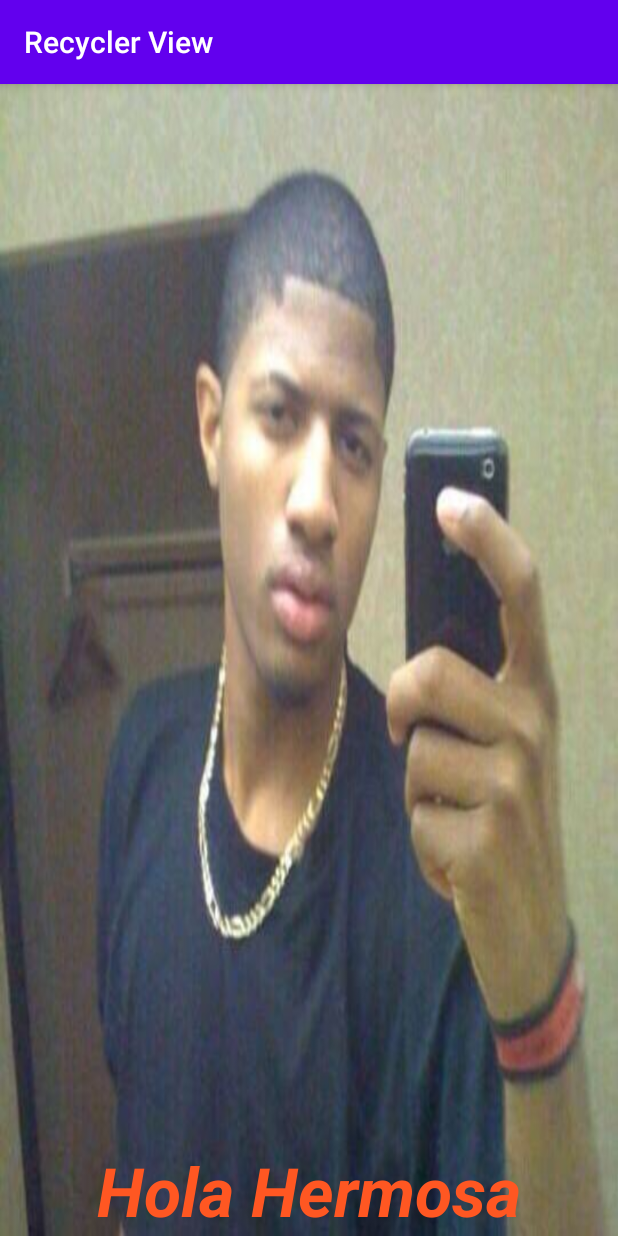
After one commit to thapaking051/Assignment4, an Android app: the SplashActivity screen opened directly, with no data from a screen before it, on a phone screen of 412 x 824 dp. The commit adds this screen. Run offline under Robolectric (Android 15) with nearby library versions, the phone set to English and light mode, and no system bars.

Commit message:
assignment 5 added sound and splash screen

```diff
--- a/app/src/main/AndroidManifest.xml
+++ b/app/src/main/AndroidManifest.xml
@@ -9,6 +9,13 @@
         android:roundIcon="@mipmap/ic_launcher_round"
         android:supportsRtl="true"
         android:theme="@style/AppTheme">
+        <activity android:name=".SplashActivity">
+            <intent-filter>
+                <action android:name="android.intent.action.MAIN" />
+
+                <category android:name="android.intent.category.LAUNCHER" />
+            </intent-filter>
+        </activity>
         <activity android:name=".MainActivity">
             <intent-filter>
                 <action android:name="android.intent.action.MAIN" />
@@ -16,8 +23,9 @@
                 <category android:name="android.intent.category.LAUNCHER" />
             </intent-filter>
         </activity>
-        <activity android:name=".RecipePage"
-            android:parentActivityName=".MainActivity"/>
+        <activity
+            android:name=".RecipePage"
+            android:parentActivityName=".MainActivity" />
     </application>
 
 </manifest>
--- /dev/null
+++ b/app/src/main/java/com/example/assignment4/SplashActivity.java
@@ -0,0 +1,36 @@
+package com.example.assignment4;
+
+import androidx.appcompat.app.AppCompatActivity;
+
+import android.content.Intent;
+import android.media.MediaPlayer;
+import android.os.Bundle;
+
+import java.util.Timer;
+import java.util.TimerTask;
+
+public class SplashActivity extends AppCompatActivity {
+    MediaPlayer hum;
+    Timer timer;
+    TimerTask task;
+
+    @Override
+    protected void onCreate(Bundle savedInstanceState) {
+        super.onCreate(savedInstanceState);
+        setContentView(R.layout.activity_splash);
+
+        hum = MediaPlayer.create(SplashActivity.this, R.raw.kid_cudi_humming);
+        hum.start();
+
+        task = new TimerTask() {
+            @Override
+            public void run() {
+                finish();
+                hum.stop();
+                startActivity(new Intent(SplashActivity.this, MainActivity.class));
+            }
+        };
+        timer = new Timer();
+        timer.schedule(task, 5000);
+    }
+}
--- /dev/null
+++ b/app/src/main/res/layout/activity_splash.xml
@@ -0,0 +1,21 @@
+<?xml version="1.0" encoding="utf-8"?>
+<androidx.constraintlayout.widget.ConstraintLayout xmlns:android="http://schemas.android.com/apk/res/android"
+    xmlns:app="http://schemas.android.com/apk/res-auto"
+    xmlns:tools="http://schemas.android.com/tools"
+    android:layout_width="match_parent"
+    android:layout_height="match_parent"
+    tools:context=".SplashActivity">
+
+    <TextView
+        android:id="@+id/textView"
+        android:layout_width="wrap_content"
+        android:layout_height="match_parent"
+        android:background="@drawable/pg_hairline"
+        android:gravity="bottom|center_horizontal"
+        android:text="@string/textview"
+        android:textColor="#FF5722"
+        android:textSize="45sp"
+        android:textStyle="bold|italic"
+        app:layout_constraintStart_toStartOf="parent"
+        app:layout_constraintTop_toTopOf="parent" />
+</androidx.constraintlayout.widget.ConstraintLayout>
--- a/app/src/main/res/values/strings.xml
+++ b/app/src/main/res/values/strings.xml
@@ -103,5 +103,5 @@
         2: Place trout in the middle of the aluminum foil; top with butter, lemon pepper, capers, and paprika. Pour cooking wine over trout. Close foil around the trout.\n
         3: Bake in the preheated oven until fish flakes easily with a fork, about 30 minutes. Garnish trout with parsley.\n
     </string>
-    <string name="test">Test</string>
+    <string name="textview">Hola Hermosa</string>
 </resources>
```
Also changed, not shown: app/src/main/res/drawable-v24/pg_hairline.jpg (added), 1 other file.
